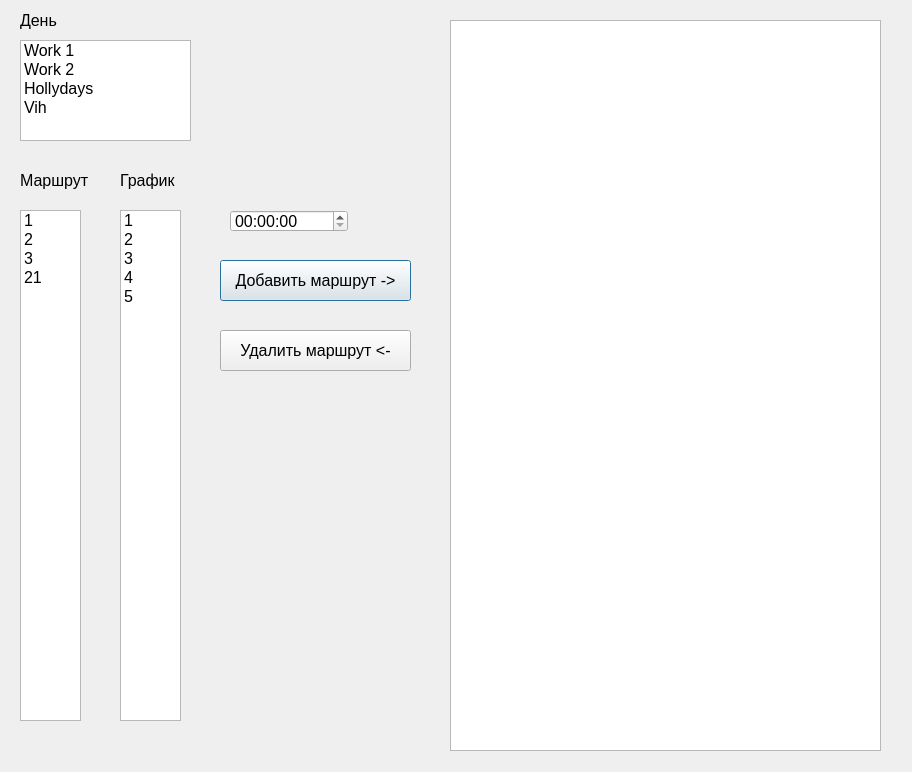
Before: the Qt Designer form ui/NewRoute.ui in Andrew007Serednev/DenyDesktopApp, drawn with Qt 5.
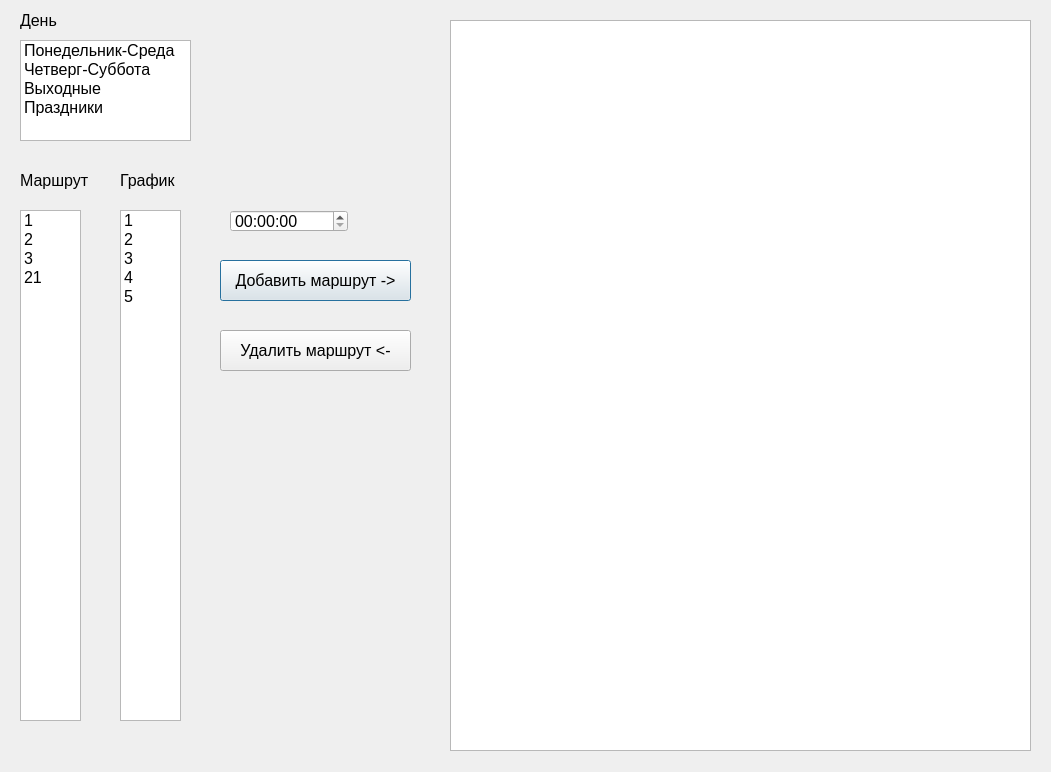
After: the same form once the commit is applied. Icons and pictures are not drawn.

Commit message: Done remove route function, with SetData and Data methods!

```diff
--- a/ui/NewRoute.ui
+++ b/ui/NewRoute.ui
@@ -6,7 +6,7 @@
    <rect>
     <x>0</x>
     <y>0</y>
-    <width>912</width>
+    <width>1051</width>
     <height>772</height>
    </rect>
   </property>
@@ -161,22 +161,22 @@
    </property>
    <item>
     <property name="text">
-     <string>Work 1</string>
+     <string>Понедельник-Среда</string>
     </property>
    </item>
    <item>
     <property name="text">
-     <string>Work 2</string>
+     <string>Четверг-Суббота</string>
     </property>
    </item>
    <item>
     <property name="text">
-     <string>Hollydays</string>
+     <string>Выходные</string>
     </property>
    </item>
    <item>
     <property name="text">
-     <string>Vih</string>
+     <string>Праздники</string>
     </property>
    </item>
   </widget>
@@ -219,7 +219,7 @@
     <rect>
      <x>450</x>
      <y>20</y>
-     <width>431</width>
+     <width>581</width>
      <height>731</height>
     </rect>
    </property>
```
The commit also changes 7 other files.
